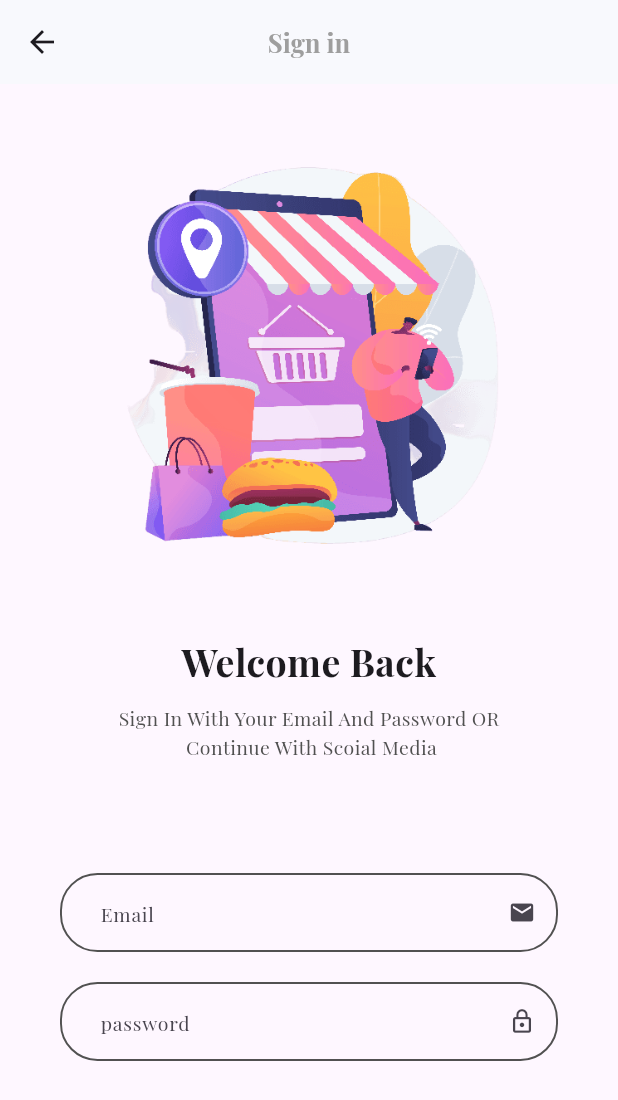
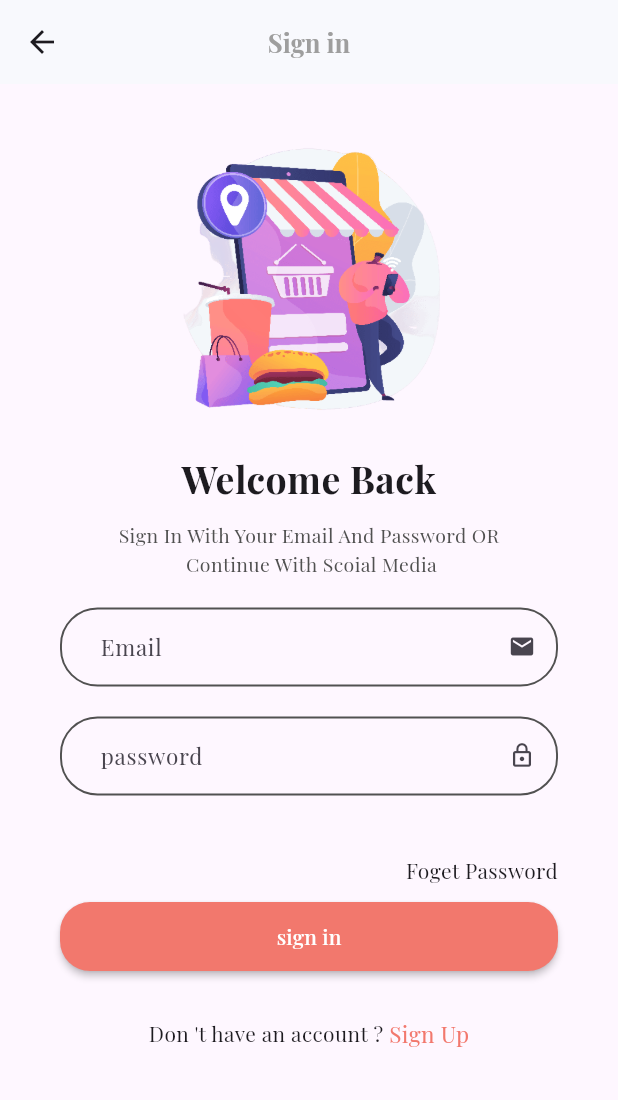
Before and after one commit to OMARALSAIED/Ecommerce-App, a Flutter app: the Login screen opened by its route, on a phone screen of 412 x 824 dp. Shown: the top 1100 px of the screen. Run offline on Flutter 3.47's test engine with Material 3 defaults, Android fonts, the phone set to English and light mode, and no system bars; our stand-ins replace flutter_screenutil, fluttertoast, get, google_fonts, shared_preferences; accounts and stored records are empty; project files that could hold a hidden picture were left out.

Commit message:
login ui done

```diff
--- a/lib/core/constant/styles.dart
+++ b/lib/core/constant/styles.dart
@@ -30,4 +30,8 @@ abstract class Styles {
     fontSize: 13,
     fontWeight: FontWeight.w600,
   );
+  static const textstyle15= TextStyle(
+    fontSize: 15,
+
+  );
 }
--- a/lib/views/screens/auth/login.dart
+++ b/lib/views/screens/auth/login.dart
@@ -1,5 +1,7 @@
+
 import 'package:ecommerce/core/constant/colors.dart';
 import 'package:ecommerce/core/constant/styles.dart';
+import 'package:ecommerce/views/widgets/auth/Login/custom_button.dart';
 import 'package:ecommerce/views/widgets/auth/Login/logo_auth.dart';
 import 'package:ecommerce/views/widgets/auth/Login/text_form_app.dart';
 import 'package:flutter/material.dart';
@@ -23,10 +25,7 @@ class Login extends StatelessWidget {
             padding: EdgeInsets.symmetric(horizontal: 40, vertical: 15),
             child: ListView(
               children: [
-                LogoAuth(),
-                const SizedBox(
-                  height: 20,
-                ),
+                const LogoAuth(),
                 const Text(
                   'Welcome Back',
                   textAlign: TextAlign.center,
@@ -44,12 +43,12 @@ class Login extends StatelessWidget {
                   ),
                 ),
                 const SizedBox(
-                  height: 75,
+                  height: 20,
                 ),
                 AppTextFormField(
                   hinttext: 'Email',
                   validator: (val) {},
-                  suffixIcon: Icon(Icons.email),
+                  suffixIcon: const Icon(Icons.email),
                 ),
                 const SizedBox(
                   height: 20,
@@ -58,6 +57,30 @@ class Login extends StatelessWidget {
                   hinttext: 'password',
                   validator: (val) {},
                   suffixIcon: const Icon(Icons.lock_outline),
+                ),
+                const SizedBox(
+                  height: 40,
+                ),
+                const Text(
+                  'Foget Password',
+                  textAlign: TextAlign.end,
+                ),
+                CustomButtonAuth(text: 'sign in', onPressed: () {}),
+                SizedBox(
+                  height: 30,
+                ),
+                Row(
+                  mainAxisAlignment: MainAxisAlignment.center,
+                  children: [
+                    Text("Don 't have an account ? "),
+                    InkWell(
+                      child: Text(
+                        'Sign Up',
+                        style: Styles.textstyle15
+                            .copyWith(color: APPColors.primaryColor),
+                      ),
+                    )
+                  ],
                 )
               ],
             )));
--- /dev/null
+++ b/lib/views/widgets/auth/Login/custom_button.dart
@@ -0,0 +1,27 @@
+import 'package:ecommerce/core/constant/colors.dart';
+import 'package:flutter/material.dart';
+
+class CustomButtonAuth extends StatelessWidget {
+  String text;
+  final void Function()? onPressed;
+  CustomButtonAuth({
+    super.key,
+    required this.text,
+    required this.onPressed,
+  });
+
+  @override
+  Widget build(BuildContext context) {
+    return Container(
+      padding:const EdgeInsets.only(top: 10),
+      child: MaterialButton(
+        shape: RoundedRectangleBorder(borderRadius: BorderRadius.circular(20)),
+        padding:const EdgeInsets.symmetric(vertical: 13),
+        onPressed: onPressed,
+        color: APPColors.primaryColor,
+        textColor: Colors.white,
+        child: Text(text),
+      ),
+    );
+  }
+}
--- a/lib/views/widgets/auth/Login/logo_auth.dart
+++ b/lib/views/widgets/auth/Login/logo_auth.dart
@@ -6,6 +6,10 @@ class LogoAuth extends StatelessWidget {
 
   @override
   Widget build(BuildContext context) {
-    return Image.asset(AppImagesassets.logo);
+    return Image.asset(
+      AppImagesassets.logo,
+      width: 170,
+      height: 230,
+    );
   }
 }
--- a/lib/views/widgets/auth/Login/text_form_app.dart
+++ b/lib/views/widgets/auth/Login/text_form_app.dart
@@ -68,7 +68,7 @@ class AppTextFormField extends StatelessWidget {
           ),
           borderRadius: BorderRadius.circular(25),
         ),
-        hintStyle: hintStyle ?? Styles.textstyle13,
+        hintStyle: hintStyle ?? Styles.textstyle15,
         hintText: hinttext,
         suffixIcon: suffixIcon,
         prefixIcon: prefixIcon,
```
